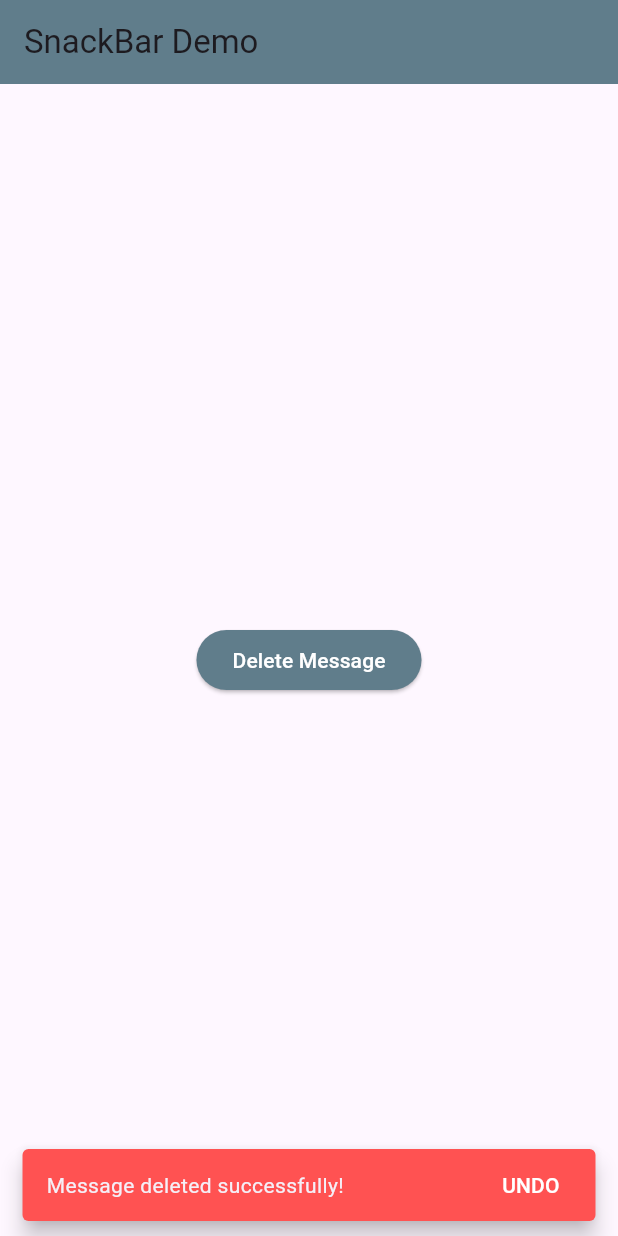
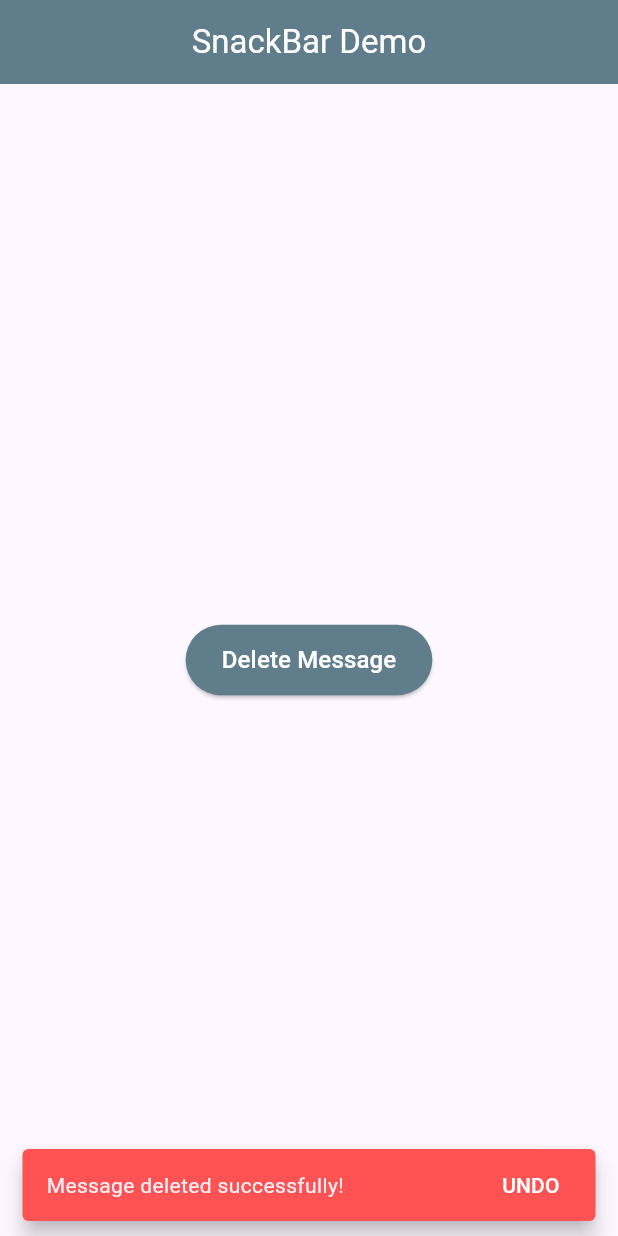
Before and after one commit to Josiane705/snackbar_demo, a Flutter app: the screen it shows after launch, after a tap on "Delete Message", on a phone screen of 412 x 824 dp. Run offline on Flutter 3.47's test engine with Material 3 defaults, Android fonts, the phone set to English and light mode, and no system bars.

Commit message:
move SnackBar logic to standalone file for better organization

```diff
--- a/lib/main.dart
+++ b/lib/main.dart
@@ -1,4 +1,5 @@
 import 'package:flutter/material.dart';
+import 'snackbar_demo.dart'; // Import your separate widget file
 
 void main() => runApp(const SnackBarApp());
 
@@ -9,56 +10,16 @@ class SnackBarApp extends StatelessWidget {
   Widget build(BuildContext context) {
     return MaterialApp(
       debugShowCheckedModeBanner: false,
+      theme: ThemeData(useMaterial3: true),
       home: Scaffold(
         appBar: AppBar(
           title: const Text('SnackBar Demo'),
+          centerTitle: true,
           backgroundColor: Colors.blueGrey,
+          foregroundColor: Colors.white,
         ),
         body: const Center(child: SnackBarDemo()),
       ),
     );
   }
 }
-
-class SnackBarDemo extends StatelessWidget {
-  const SnackBarDemo({super.key});
-
-  // LINE 26: This is where the _showSnackBar function starts
-  void _showSnackBar(BuildContext context) {
-    final snackBar = SnackBar(
-      content: const Text('Message deleted successfully!'),
-
-      // ATTRIBUTE 1: backgroundColor
-      backgroundColor: Colors.redAccent,
-
-      // ATTRIBUTE 2: behavior
-      behavior: SnackBarBehavior.floating,
-
-      // ATTRIBUTE 3: action
-      action: SnackBarAction(
-        label: 'UNDO',
-        textColor: Colors.white,
-        onPressed: () {
-          // Logic for undoing the action
-          debugPrint('Undo action triggered');
-        },
-      ),
-    );
-
-    // This line tells Flutter to show the SnackBar we just created
-    ScaffoldMessenger.of(context).showSnackBar(snackBar);
-  }
-
-  @override
-  Widget build(BuildContext context) {
-    return ElevatedButton(
-      style: ElevatedButton.styleFrom(backgroundColor: Colors.blueGrey),
-      // LINE 58: This is where we call the function
-      onPressed: () => _showSnackBar(context),
-      child: const Text(
-        'Delete Message',
-        style: TextStyle(color: Colors.white),
-      ),
-    );
-  }
-}
--- /dev/null
+++ b/lib/snackbar_demo.dart
@@ -0,0 +1,45 @@
+import 'package:flutter/material.dart';
+
+class SnackBarDemo extends StatelessWidget {
+  const SnackBarDemo({super.key});
+
+  // This function builds and displays the SnackBar
+  void _showSnackBar(BuildContext context) {
+    final snackBar = SnackBar(
+      content: const Text('Message deleted successfully!'),
+
+      // PROPERTY 1: backgroundColor - Changes the fill color of the bar
+      backgroundColor: Colors.redAccent,
+
+      // PROPERTY 2: behavior - Changes placement (fixed vs floating)
+      behavior: SnackBarBehavior.floating,
+
+      // PROPERTY 3: action - Adds a clickable button for user interaction
+      action: SnackBarAction(
+        label: 'UNDO',
+        textColor: Colors.white,
+        onPressed: () {
+          debugPrint('Undo action triggered');
+        },
+      ),
+    );
+
+    // Displays the snackbar using the ScaffoldMessenger
+    ScaffoldMessenger.of(context).showSnackBar(snackBar);
+  }
+
+  @override
+  Widget build(BuildContext context) {
+    return ElevatedButton(
+      style: ElevatedButton.styleFrom(
+        backgroundColor: Colors.blueGrey,
+        padding: const EdgeInsets.symmetric(horizontal: 24, vertical: 12),
+      ),
+      onPressed: () => _showSnackBar(context),
+      child: const Text(
+        'Delete Message',
+        style: TextStyle(color: Colors.white, fontSize: 16),
+      ),
+    );
+  }
+}
```
Also changed, not shown: 1 other file.
